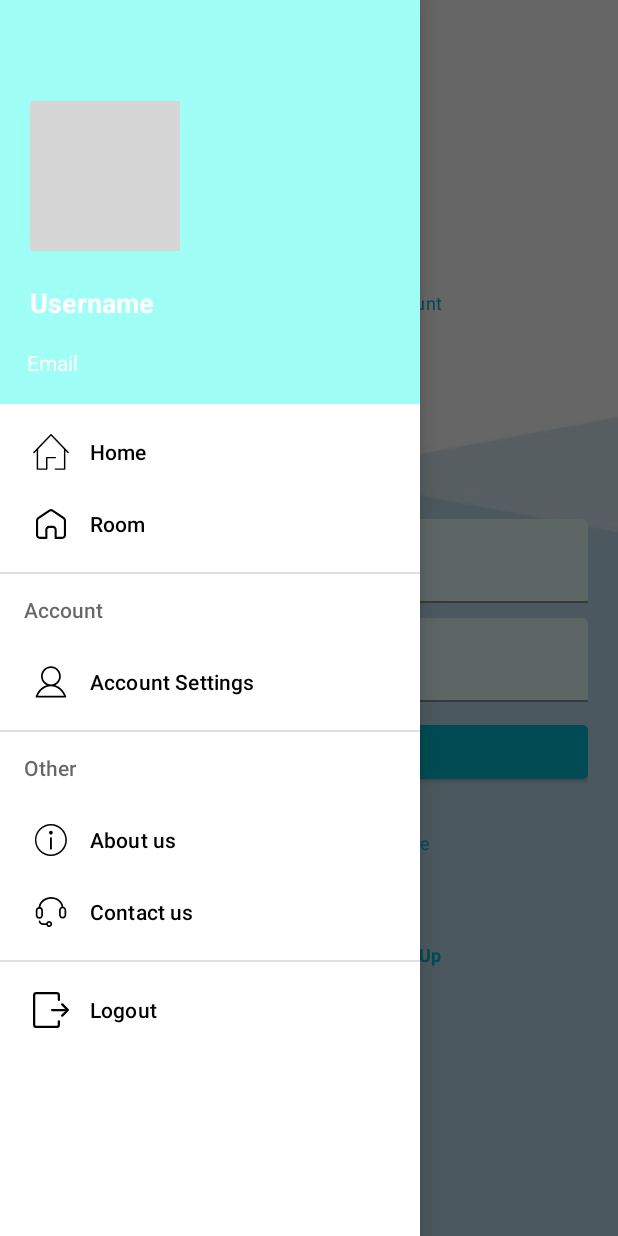
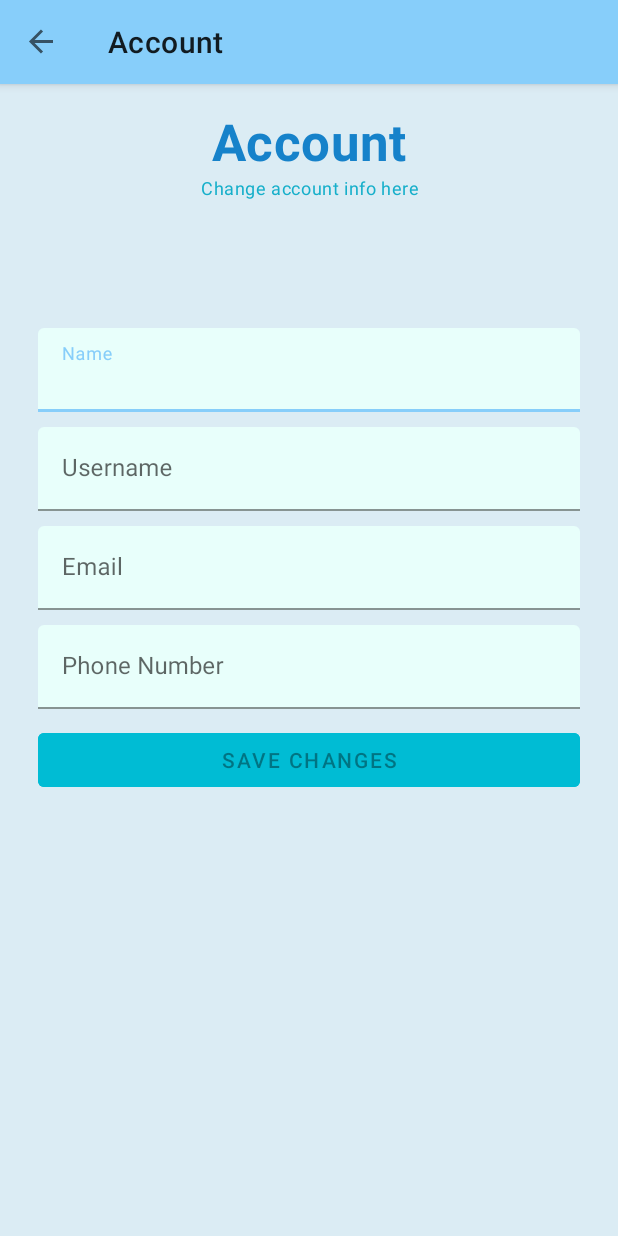
Before and after one commit to SEP-VIA-GROUP5/Art_Preservation_Embedded_SEP4, an Android app: the screen it shows after launch (MainActivity), in the side drawer, after a tap on "Account Settings", on a phone screen of 412 x 824 dp. Run offline under Robolectric (Android 15) with nearby library versions, the phone set to English and light mode, and no system bars; our stand-ins replace Firebase (no records; nobody signed in at launch, a user with empty details on screens opened directly), navigation-ui; grey boxes are pictures that could not be loaded.

Commit message:
make navigation to account working

```diff
--- a/Android Tier/app/src/main/res/menu/side_menu.xml
+++ b/Android Tier/app/src/main/res/menu/side_menu.xml
@@ -16,7 +16,7 @@
         <menu>
             <group android:id="@+id/sideMenu_accountGroup">
                 <item
-                    android:id="@+id/sideMenu_accountSetting"
+                    android:id="@+id/accountFragment"
                     android:icon="@drawable/ic_account"
                     android:title="@string/sideMenu_account" />
             </group>
--- a/Android Tier/app/src/main/res/navigation/side_nav_map.xml
+++ b/Android Tier/app/src/main/res/navigation/side_nav_map.xml
@@ -13,6 +13,9 @@
         <action
             android:id="@+id/action_nav_home_to_signIn_fragment"
             app:destination="@id/signIn_fragment" />
+        <action
+            android:id="@+id/action_nav_home_to_accountFragment"
+            app:destination="@id/accountFragment" />
     </fragment>
 
     <fragment
@@ -37,4 +40,13 @@
             android:id="@+id/action_signIn_fragment_to_nav_home"
             app:destination="@id/nav_home" />
     </fragment>
+    <fragment
+        android:id="@+id/accountFragment"
+        android:name="com.via.sep4.view.AccountFragment"
+        android:label="Account"
+        tools:layout="@layout/fragment_account" >
+        <action
+            android:id="@+id/action_accountFragment_to_nav_home"
+            app:destination="@id/nav_home" />
+    </fragment>
 </navigation>
--- a/Android Tier/app/src/main/res/values/strings.xml
+++ b/Android Tier/app/src/main/res/values/strings.xml
@@ -36,6 +36,4 @@
     <string name="already_have_an_account_sign_in">Already have an account? <b>Sign in</b> </string>
 
     <string name="firebase_dbLink">https://sep4-ed4e9-default-rtdb.europe-west1.firebasedatabase.app/</string>
-    <!-- TODO: Remove or change this placeholder text -->
-    <string name="hello_blank_fragment">Hello blank fragment</string>
 </resources>
```
Also changed, not shown: Android Tier/app/src/main/res/drawable-v24/thermometer.png (added).
